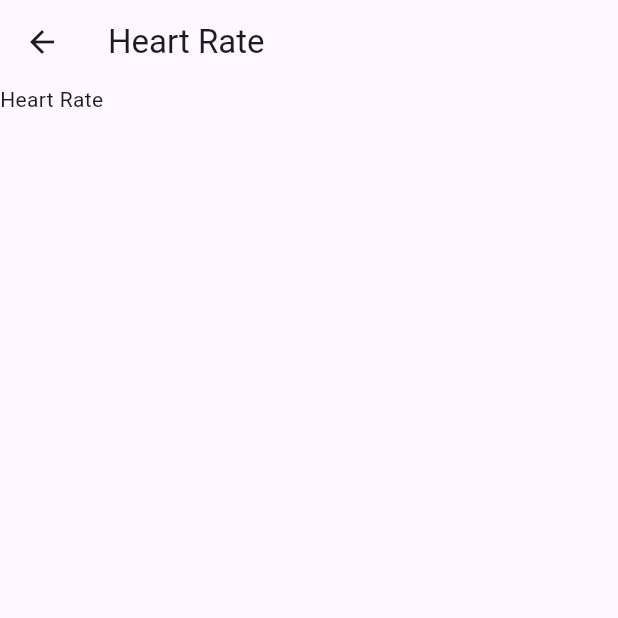
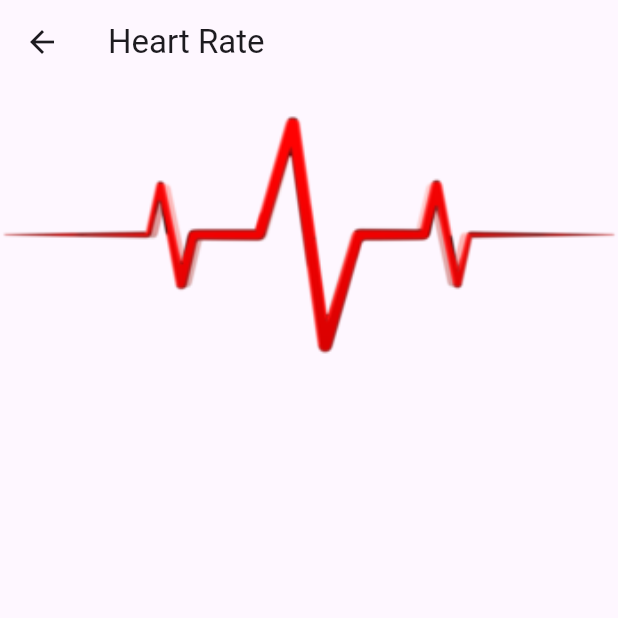
Before and after one commit to Amoako419/Flutter_Semester_Project, a Flutter app: the HeartRate screen opened directly, on a phone screen of 412 x 824 dp, the top half of it. Run offline on Flutter 3.47's test engine with Material 3 defaults, Android fonts, the phone set to English and light mode, and no system bars.

Commit message:
Heart section

```diff
--- a/health_monitor/lib/pages/home_page.dart
+++ b/health_monitor/lib/pages/home_page.dart
@@ -247,9 +247,32 @@ class HeartRate extends StatelessWidget{
   ),
   title: const Text("Heart Rate"),
 ),
-  body: const Text("Heart Rate"),
+  body: Column(
+    children: [_pulse()],
+  )
     );
   }
+  Widget _pulse(){
+    return Container(
+       padding: const EdgeInsets.all(20),
+    width: double.infinity,
+    height: 200,
+    decoration: const BoxDecoration(
+      borderRadius: BorderRadius.only(
+        bottomLeft: Radius.circular(20),
+        bottomRight: Radius.circular(20),
+        topLeft: Radius.circular(20),
+        topRight: Radius.circular(20),
+      ),
+      image: DecorationImage(
+        image: AssetImage('assets/images/pulse.webp'),
+        fit: BoxFit.cover,
+      ),
+    )
+    );
+  }
+
+
 }
 /////////////////// HeartRate End //////////////////////////////////
 
--- a/health_monitor/pubspec.yaml
+++ b/health_monitor/pubspec.yaml
@@ -66,6 +66,7 @@ flutter:
     - assets/images/steps.jpeg
     - assets/images/heart.png
     - assets/images/jobs.JPG
+    - assets/images/pulse.webp
 
   # An image asset can refer to one or more resolution-specific "variants", see
   # https://flutter.dev/assets-and-images/#resolution-aware
```
Also changed, not shown: health_monitor/assets/images/pulse.webp (added).
